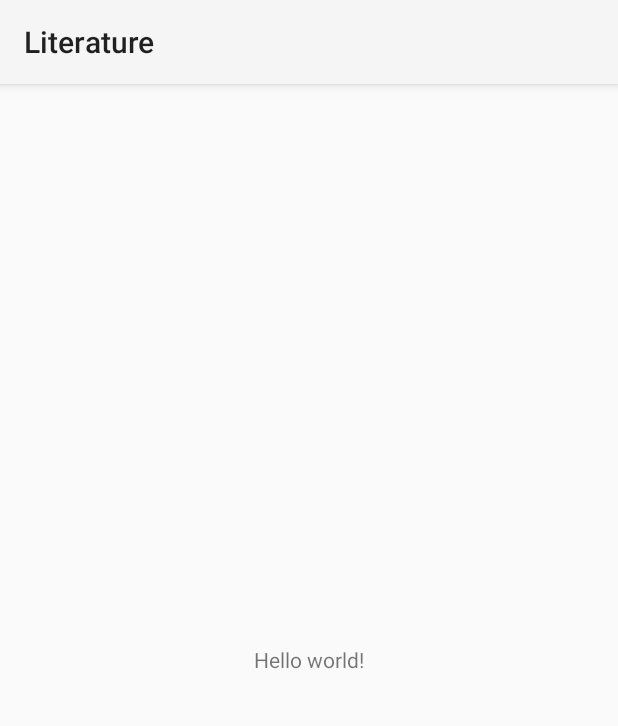
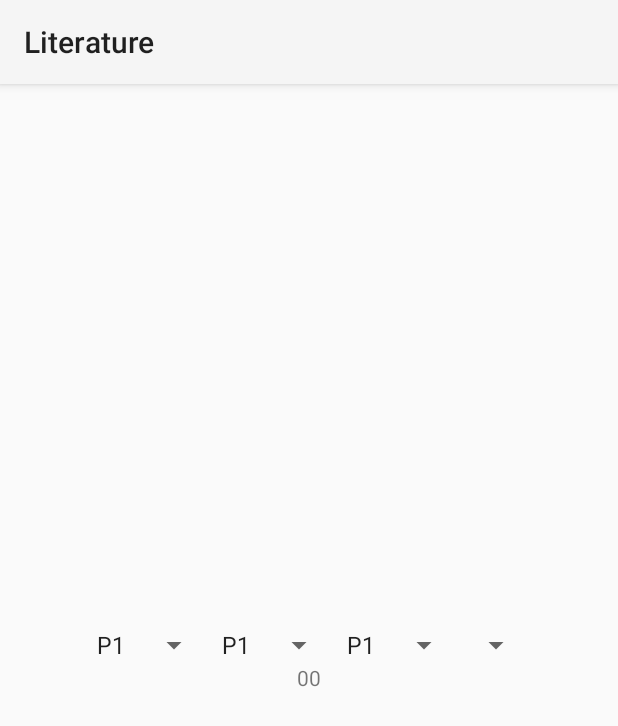
Before and after one commit to Viswanathamnarahari/puzzle1, an Android app: the screen it shows after launch (MainActivity), on a phone screen of 412 x 824 dp. Shown: the top 726 px of the screen. Run offline under Robolectric (Android 15) with nearby library versions, the phone set to English and light mode, and no system bars.

Commit message:
first commit

```diff
--- a/app/src/main/java/com/mycompany/literature/MainActivity.java
+++ b/app/src/main/java/com/mycompany/literature/MainActivity.java
@@ -2,13 +2,73 @@ package com.mycompany.literature;
 
 import android.app.*;
 import android.os.*;
+import android.view.*;
+import android.widget.*;
+import android.widget.AdapterView.*;
 
-public class MainActivity extends Activity
+public class MainActivity extends Activity implements OnItemSelectedListener
 {
+
+
+
+	TextView playerData;
+
     @Override
     protected void onCreate(Bundle savedInstanceState)
     {
         super.onCreate(savedInstanceState);
         setContentView(R.layout.main);
+
+
+	playerData = (TextView)findViewById(R.id.playerData);
+	displayPlayerCards();
+
+
+	Spinner asked_by_spin = (Spinner) findViewById(R.id.asked_by);
+	Spinner resp_by_spin = (Spinner) findViewById(R.id.resp_by);
+	Spinner asked_for_spin = (Spinner) findViewById(R.id.asked_for);
+
+//	asked_by_spin.setOnItemSelectedListener(this);
+//	resp_by_spin.setOnItemSelectedListener(this);
+//	asked_for_spin.setOnItemSelectedListener(this);
+//
+	// Create an ArrayAdapter using the string array and a default spinner layout
+	ArrayAdapter<CharSequence> adapter = ArrayAdapter.createFromResource(this,																		 R.array.planets_array, android.R.layout.simple_spinner_item);
+	// Specify the layout to use when the list of choices appears
+	adapter.setDropDownViewResource(android.R.layout.simple_spinner_dropdown_item);
+
+	// Apply the adapter to the spinner
+	asked_by_spin.setAdapter(adapter);
+    resp_by_spin.setAdapter(adapter);
+	asked_for_spin.setAdapter(adapter);
+
+	//Link spinner to listener
+	asked_by_spin.setOnItemSelectedListener(this);
+	resp_by_spin.setOnItemSelectedListener(this);
+	asked_for_spin.setOnItemSelectedListener(this);
+
+
     }
+
+	//private void method(TextView playerData)
+
+	public void displayPlayerCards()
+	{
+		playerData.setText("Pn:" + "C:12?? "+  "D:1257 "+  "H:12?8 " + "S:12??" );
+	}
+
+
+
+    public void onNothingSelected(AdapterView<?> parent) {
+        // Another interface callback
+		playerData.setText( "test");
+
+    }
+	@Override
+	public void onItemSelected(AdapterView<?> p1, View p2, int p3, long p4)
+	{
+		playerData.setText( Integer.toString(p3) + Long.toString(p4));
+
+
+	}
 }
--- a/app/src/main/res/layout/main.xml
+++ b/app/src/main/res/layout/main.xml
@@ -1,11 +1,43 @@
-<LinearLayout xmlns:android="http://schemas.android.com/apk/res/android"
-    android:layout_width="match_parent"
-    android:layout_height="match_parent"
-    android:gravity="center">
+<?xml version="1.0" encoding="utf-8"?>
+<LinearLayout
+	xmlns:android="http://schemas.android.com/apk/res/android"
+	android:layout_width="match_parent"
+	android:layout_height="match_parent"
+	android:gravity="center"
+	android:orientation="vertical">
 
-    <TextView
-        android:text="@string/hello_world"
-        android:layout_width="wrap_content"
-        android:layout_height="wrap_content" />
+	<LinearLayout
+		android:layout_height="wrap_content"
+		android:layout_width="wrap_content"
+		android:orientation="horizontal">
+
+		<Spinner
+			android:id="@+id/asked_by"
+			android:layout_width="wrap_content"
+			android:layout_height="wrap_content"
+			/>
+
+		<Spinner
+			android:id="@+id/resp_by"
+			android:layout_width="wrap_content"
+			android:layout_height="wrap_content"
+			android:minWidth="59dp"/>
+
+		<Spinner
+			android:id="@+id/asked_for"
+			android:layout_width="wrap_content"
+			android:layout_height="wrap_content"/>
+
+		<Spinner
+			android:id="@+id/response"
+			android:layout_width="wrap_content"
+			android:layout_height="wrap_content"/>
+
+	</LinearLayout>
+
+	<TextView
+		android:layout_width="wrap_content"
+		android:layout_height="wrap_content"
+		android:id="@+id/playerData"/>
 
 </LinearLayout>
--- a/app/src/main/res/values/strings.xml
+++ b/app/src/main/res/values/strings.xml
@@ -4,4 +4,19 @@
     <string name="app_name">Literature</string>
     <string name="hello_world">Hello world!</string>
 
+
+		<string-array name="planets_array">
+			<item>P1</item>
+			<item>P2</item>
+			<item>P3</item>
+			<item>P4</item>
+			<item>P5</item>
+			<item>P6</item>
+			<item>P7</item>
+			<item>P8</item>
+			<item>P9</item>
+
+		</string-array>
+
+
 </resources>
```
